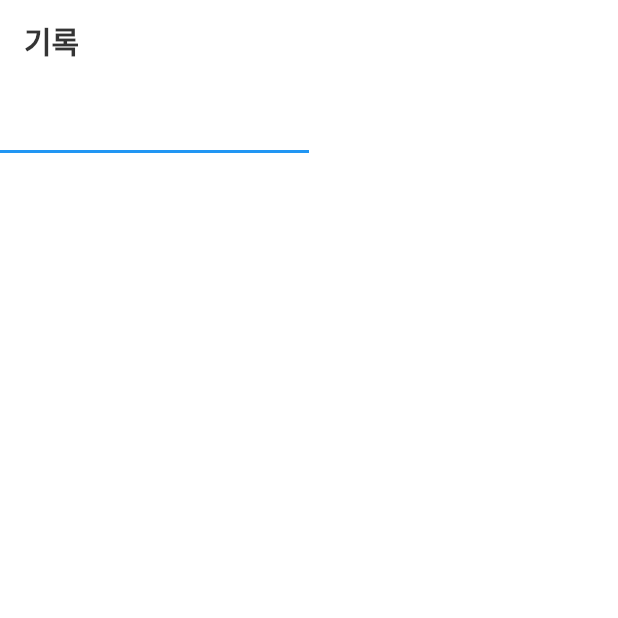
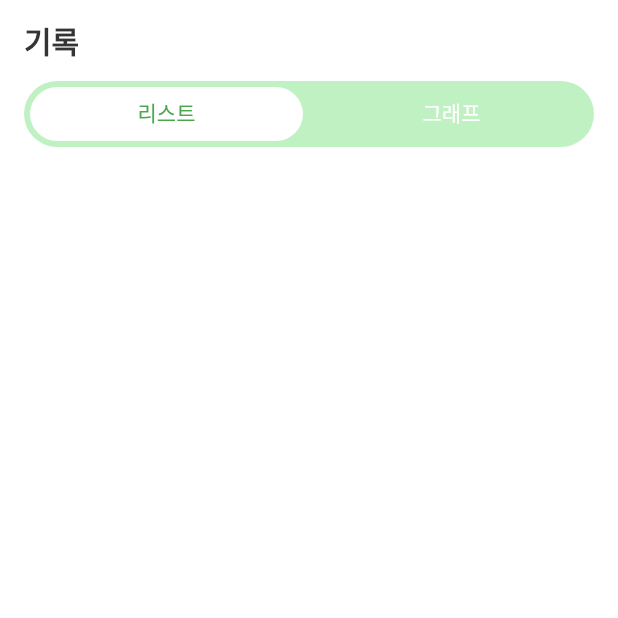
Before and after one commit to kimjjunho/DeveloperCompetencyTest, a Flutter app: the RecordScreen screen opened directly, on a phone screen of 412 x 824 dp, the top half of it. Run offline on Flutter 3.47's test engine with Material 2 defaults, Android fonts, the phone set to English and light mode, and no system bars.

Commit message:
tab bar custom

```diff
--- a/app/lib/feature/record/RecordScreen.dart
+++ b/app/lib/feature/record/RecordScreen.dart
@@ -30,7 +30,24 @@ class RecordScreenState extends State<RecordScreen> {
                 child: Column(
                   crossAxisAlignment: CrossAxisAlignment.center,
                   children: [
-                    TabBar(tabs: recordTab),
+                    Container(
+                      margin: EdgeInsets.symmetric(horizontal: 16),
+                      height: 44,
+                      decoration: BoxDecoration(
+                        color: green200,
+                        borderRadius: BorderRadius.circular(22),
+                      ),
+                      child: TabBar(
+                          indicatorPadding: EdgeInsets.symmetric(horizontal: 4, vertical: 4),
+                          indicator: BoxDecoration(
+                            color: white,
+                            borderRadius: BorderRadius.circular(22),
+                          ),
+                          labelColor: green600,
+                          unselectedLabelColor: white,
+                          tabs: recordTab,
+                      ),
+                    )
                   ],
                 )
             ),
```
